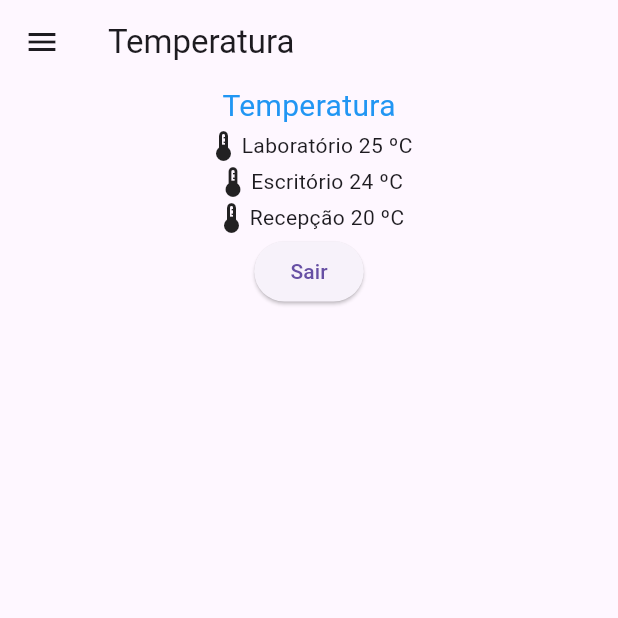
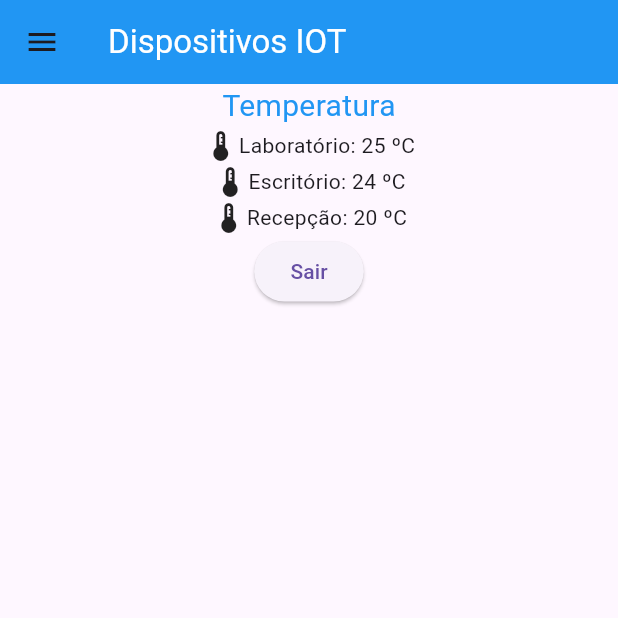
Before and after one commit to Lucasgb7/flutter-app, a Flutter app: the screen it shows once a user with an empty profile is signed in, in the side drawer, after a tap on "Sair", on a phone screen of 412 x 824 dp, the top half of it. Run offline on Flutter 3.47's test engine with Material 3 defaults, Android fonts, the phone set to English and light mode, and no system bars; our stand-ins replace firebase_auth, firebase_core, firebase_database, get, google_sign_in; accounts and stored records are empty; network calls fail.

Commit message:
:sparkles: feat: settings screen

```diff
--- a/lib/model/model_data.dart
+++ b/lib/model/model_data.dart
@@ -1,3 +1,4 @@
+import 'package:flutter/material.dart';
 import 'package:get/get.dart';
 
 // Default data
@@ -14,6 +15,5 @@ class ModelData {
   // Settings
   // Temperature Unit -> 1: C / 2: K
   var tempUnit = 1.obs;
-  // Bar color
-  var barColor = 1.obs;
+  var projectTheme = Colors.blue.obs;
 }
--- a/lib/view/main.dart
+++ b/lib/view/main.dart
@@ -39,7 +39,7 @@ class Tela1 extends StatelessWidget {
         ListTile(
             onTap: () {
               Get.toNamed('/tela1');
-            },// Use o Get.toNamed para ir para alguma página
+            }, // Use o Get.toNamed para ir para alguma página
             title: const Row(
               children: [
                 Icon(Icons.light),
@@ -62,11 +62,15 @@ class Tela1 extends StatelessWidget {
             ))
       ])),
       appBar: AppBar(
-        title: const Text('Iluminação'),
-      ),
+                title: const Text("Dispositivos IOT",
+                    style: TextStyle(color: Colors.white)),
+                backgroundColor: dataController.model.projectTheme.value),
       body: Center(
         child: Column(children: [
-          const Text('Iluminação', style: TextStyle(color: Colors.blue, fontSize: 20),),
+          const Text(
+            'Iluminação',
+            style: TextStyle(color: Colors.blue, fontSize: 20),
+          ),
           Obx(() => SwitchLight(
               icon: Icons.pentagon,
               label: "Laboratório",
@@ -113,7 +117,7 @@ class Tela2 extends StatelessWidget {
         ListTile(
             onTap: () {
               Get.toNamed('/tela1');
-            },// Use o Get.toNamed para ir para alguma página
+            }, // Use o Get.toNamed para ir para alguma página
             title: const Row(
               children: [
                 Icon(Icons.light),
@@ -136,14 +140,24 @@ class Tela2 extends StatelessWidget {
             ))
       ])),
       appBar: AppBar(
-        title: const Text('Temperatura'),
-      ),
+          title: const Text("Dispositivos IOT",
+              style: TextStyle(color: Colors.white)),
+          backgroundColor: dataController.model.projectTheme.value),
       body: Center(
         child: Column(children: [
-          const Text('Temperatura', style: TextStyle(color: Colors.blue, fontSize: 20),),
-          Obx(() => TextTemp(label: "Laboratório", temp: dataController.model.tempT1.value.toString())),
-          Obx(() => TextTemp(label: "Escritório", temp: dataController.model.tempT2.value.toString())),
-          Obx(() => TextTemp(label: "Recepção", temp: dataController.model.tempT3.value.toString())),
+          const Text(
+            'Temperatura',
+            style: TextStyle(color: Colors.blue, fontSize: 20),
+          ),
+          Obx(() => TextTemp(
+              label: "Laboratório:",
+              temp: dataController.model.tempT1.value.toString())),
+          Obx(() => TextTemp(
+              label: "Escritório:",
+              temp: dataController.model.tempT2.value.toString())),
+          Obx(() => TextTemp(
+              label: "Recepção:",
+              temp: dataController.model.tempT3.value.toString())),
           ElevatedButton(
               onPressed: () {
                 logout();
@@ -175,7 +189,7 @@ class Tela3 extends StatelessWidget {
         ListTile(
             onTap: () {
               Get.toNamed('/tela1');
-            },// Use o Get.toNamed para ir para alguma página
+            }, // Use o Get.toNamed para ir para alguma página
             title: const Row(
               children: [
                 Icon(Icons.light),
@@ -198,19 +212,43 @@ class Tela3 extends StatelessWidget {
             ))
       ])),
       appBar: AppBar(
-        title: const Text('Configurações', style: TextStyle(color: Colors.blue, fontSize: 20),),
-      ),
+          title: const Text("Dispositivos IOT",
+              style: TextStyle(color: Colors.white)),
+          backgroundColor: dataController.model.projectTheme.value),
       body: Center(
         child: Column(children: [
-          const Text('Iluminação'),
-          Row(mainAxisAlignment: MainAxisAlignment.center, children: [
-            const Text("Unidade: "),
-            DropdownButton(value: dataController.model.tempUnit.value, items: const [DropdownMenuItem(value: 1, child: Text("ºC")), DropdownMenuItem(value: 2, child: Text("K"))], onChanged: (value) => dataController.convertTemp(value!))
-          ],),
-          Row(mainAxisAlignment: MainAxisAlignment.center, children: [
-            const Text("Cor da barra: "),
-            DropdownButton(value: dataController.model.barColor.value, items: const [DropdownMenuItem(value: 1, child: Text("Azul")), DropdownMenuItem(value: 2, child: Text("Verde")), DropdownMenuItem(value: 3, child: Text("Vermelho"))], onChanged: (value) => dataController.convertTemp(value!))
-          ],),
+          const Text(
+            'Iluminação',
+            style: TextStyle(color: Colors.blue, fontSize: 20),
+          ),
+          Row(
+            mainAxisAlignment: MainAxisAlignment.center,
+            children: [
+              const Text("Unidade: "),
+              DropdownButton(
+                  value: dataController.model.tempUnit.value,
+                  items: const [
+                    DropdownMenuItem(value: 1, child: Text("ºC")),
+                    DropdownMenuItem(value: 2, child: Text("K"))
+                  ],
+                  onChanged: (value) => dataController.convertTemp(value!))
+            ],
+          ),
+          Row(
+            mainAxisAlignment: MainAxisAlignment.center,
+            children: [
+              const Text("Cor da barra: "),
+              DropdownButton(
+                  value: dataController.model.projectTheme.value,
+                  items: const [
+                    DropdownMenuItem(value: Colors.blue, child: Text("Azul")),
+                    DropdownMenuItem(value: Colors.green, child: Text("Verde")),
+                    DropdownMenuItem(value: Colors.red, child: Text("Vermelho"))
+                  ],
+                  onChanged: (value) =>
+                      dataController.model.projectTheme.value = value!)
+            ],
+          ),
           ElevatedButton(
               onPressed: () {
                 logout();
@@ -223,14 +261,12 @@ class Tela3 extends StatelessWidget {
 }
 
 class SwitchLight extends StatelessWidget {
-
-  SwitchLight({
-    super.key,
-    required this.icon,
-    required this.label,
-    required this.state,
-    required this.h
-  });
+  SwitchLight(
+      {super.key,
+      required this.icon,
+      required this.label,
+      required this.state,
+      required this.h});
 
   final IconData icon;
   final String label;
@@ -240,7 +276,7 @@ class SwitchLight extends StatelessWidget {
   var dataController = Get.find<ControllerData>();
 
   @override
-  Widget build(BuildContext context){
+  Widget build(BuildContext context) {
     return Row(
       mainAxisAlignment: MainAxisAlignment.center,
       children: [
@@ -253,25 +289,21 @@ class SwitchLight extends StatelessWidget {
 }
 
 class TextTemp extends StatelessWidget {
-  TextTemp({
-    super.key,
-    required this.label,
-    required this.temp
-  });
+  TextTemp({super.key, required this.label, required this.temp});
 
   final String label;
   final String temp;
-
   var dataController = Get.find<ControllerData>();
 
   @override
-  Widget build(BuildContext context){
+  Widget build(BuildContext context) {
+    var tempUnit = dataController.model.tempUnit.value == 1 ? "ºC" : "K";
     return Row(
       mainAxisAlignment: MainAxisAlignment.center,
       children: [
         const Icon(Icons.thermostat),
         Text(label),
-        Text(" $temp ºC")
+        Text(" $temp $tempUnit")
       ],
     );
   }
```
